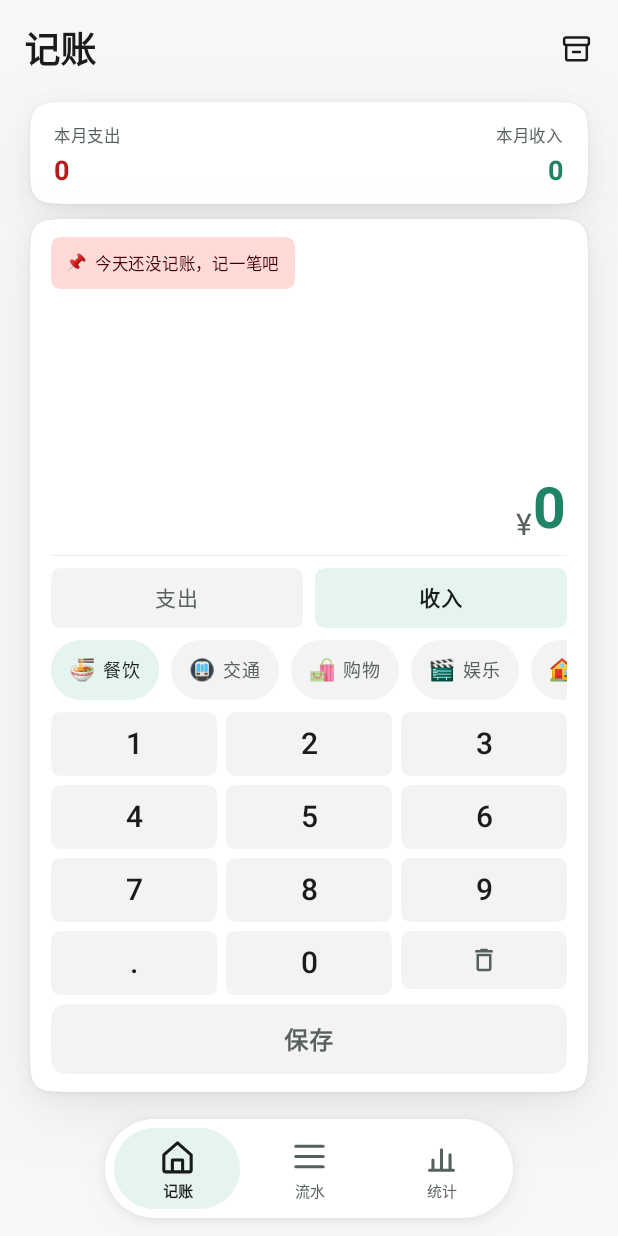
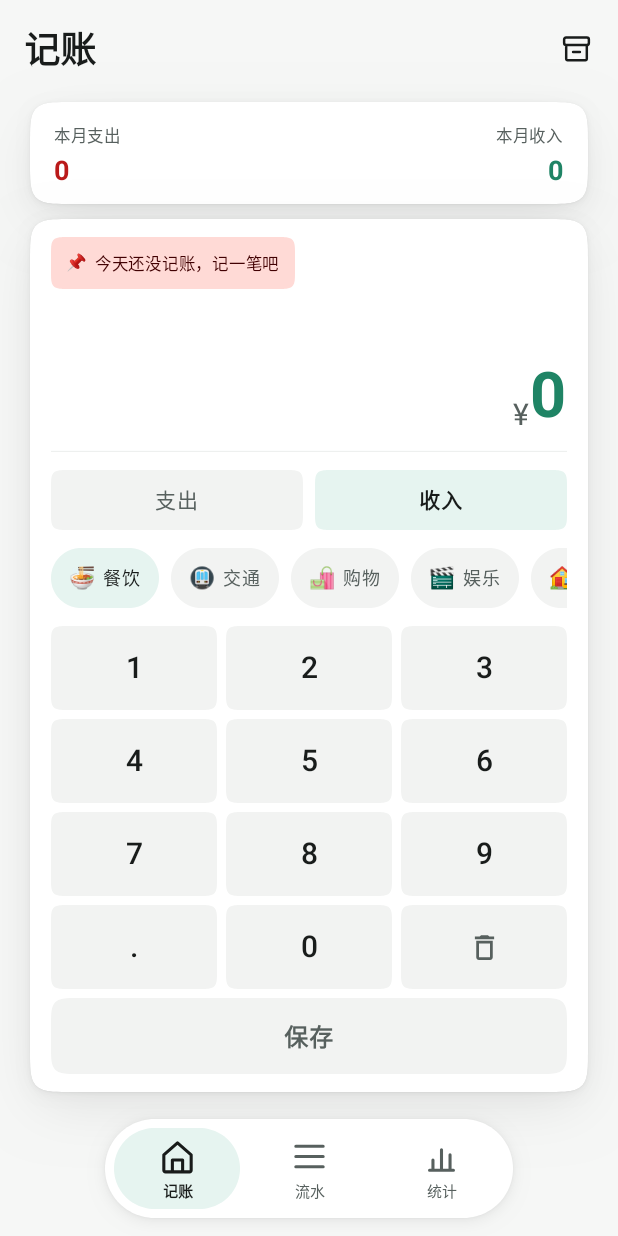
Before and after one commit to Metory-Z/LiCount, an Android app built with Jetpack Compose: the screen it shows after launch (MainActivity), after a tap on "收入", on a phone screen of 412 x 824 dp. Run offline under Robolectric (Android 15) with nearby library versions, the phone set to English and light mode, and no system bars; our stand-ins replace Room's generated code.

Commit message:
refactor: 键盘等高加高、长按退格清空、移除动态清空按钮

```diff
--- a/app/src/main/java/com/licount/ui/HomeScreen.kt
+++ b/app/src/main/java/com/licount/ui/HomeScreen.kt
@@ -57,17 +57,19 @@ fun HomeScreen(
             .padding(top = 4.dp, bottom = bottomInset)
     ) {
         // 可用高度偏小时整体降一档：优先保证键盘与保存完整可见
-        val compact = maxHeight < 560.dp
+        val compact = maxHeight < 600.dp
         val outerGap = if (compact) 6.dp else 10.dp
-        val innerGap = if (compact) 6.dp else 8.dp
+        // 卡内间距适度加大，把原本堆在金额上方的大片空白匀给控件之间
+        val innerGap = if (compact) 8.dp else 12.dp
         val cardPadding = if (compact) 10.dp else 12.dp
         val keyGap = if (compact) 4.dp else 6.dp
-        val keyPadding = if (compact) 6.dp else 9.dp
-        val savePadding = if (compact) 8.dp else 11.dp
+        // 键盘整行定高，退格键与数字键完全等高
+        val keyHeight = if (compact) 50.dp else 56.dp
+        val savePadding = if (compact) 9.dp else 13.dp
         val chipPadding = if (compact) 6.dp else 8.dp
-        val baseAmountSize = if (compact) 32.sp else 38.sp
+        val baseAmountSize = if (compact) 34.sp else 42.sp
         val amountFontSize = if (amountText.length > 8) {
-            if (compact) 26.sp else 30.sp
+            if (compact) 28.sp else 32.sp
         } else {
             baseAmountSize
         }
@@ -204,11 +206,6 @@ fun HomeScreen(
                             onClick = { isIncome = true },
                             modifier = Modifier.weight(1f)
                         )
-                        if (amountText.isNotEmpty()) {
-                            TextButton(onClick = { amountText = "" }) {
-                                Text("清空", fontSize = 13.sp)
-                            }
-                        }
                     }
 
                     // 分类：单行横向滑动，不再占两行、不再把内容撑出屏幕
@@ -233,9 +230,10 @@ fun HomeScreen(
                     NumPad(
                         canSave = canSave,
                         keyGap = keyGap,
-                        keyPadding = keyPadding,
+                        keyHeight = keyHeight,
                         savePadding = savePadding,
                         onInput = { key -> amountText = handleInput(amountText, key) },
+                        onLongDelete = { amountText = "" },
                         onSave = {
                             if (canSave) {
                                 // 收入记为负数，支出为正数
@@ -337,17 +335,28 @@ private fun CategoryChip(
 private fun NumPad(
     canSave: Boolean,
     keyGap: Dp,
-    keyPadding: Dp,
+    keyHeight: Dp,
     savePadding: Dp,
     onInput: (String) -> Unit,
+    onLongDelete: () -> Unit,
     onSave: () -> Unit
 ) {
     val keys = listOf("1", "2", "3", "4", "5", "6", "7", "8", "9", ".", "0", "⌫")
     Column(verticalArrangement = Arrangement.spacedBy(keyGap)) {
         keys.chunked(3).forEach { row ->
-            Row(horizontalArrangement = Arrangement.spacedBy(keyGap)) {
+            Row(
+                modifier = Modifier
+                    .fillMaxWidth()
+                    .height(keyHeight),
+                horizontalArrangement = Arrangement.spacedBy(keyGap)
+            ) {
                 row.forEach { key ->
-                    KeyButton(key, keyPadding, Modifier.weight(1f)) { onInput(key) }
+                    KeyButton(
+                        key = key,
+                        modifier = Modifier.weight(1f).fillMaxHeight(),
+                        onLongClick = if (key == "⌫") onLongDelete else null,
+                        onClick = { onInput(key) }
+                    )
                 }
             }
         }
@@ -386,28 +395,28 @@ private fun NumPad(
 @Composable
 private fun KeyButton(
     key: String,
-    verticalPadding: Dp,
     modifier: Modifier = Modifier,
+    onLongClick: (() -> Unit)? = null,
     onClick: () -> Unit
 ) {
     val isDelete = key == "⌫"
     PressSurface(
         onClick = onClick,
         shape = SquircleShape(ControlCorner),
-        modifier = modifier
+        modifier = modifier,
+        onLongClick = onLongClick
     ) {
         Box(
             modifier = Modifier
-                .fillMaxWidth()
-                .background(MaterialTheme.colorScheme.surfaceContainerHigh)
-                .padding(vertical = verticalPadding),
+                .fillMaxSize()
+                .background(MaterialTheme.colorScheme.surfaceContainerHigh),
             contentAlignment = Alignment.Center
         ) {
             if (isDelete) {
                 Icon(
                     Icons.Outlined.Delete,
-                    contentDescription = "删除",
-                    modifier = Modifier.size(20.dp),
+                    contentDescription = "删除（长按清空）",
+                    modifier = Modifier.size(22.dp),
                     tint = MaterialTheme.colorScheme.onSurfaceVariant
                 )
             } else {
--- a/app/src/main/java/com/licount/ui/PressSurface.kt
+++ b/app/src/main/java/com/licount/ui/PressSurface.kt
@@ -2,8 +2,10 @@ package com.licount.ui
 
 import androidx.compose.animation.core.animateFloatAsState
 import androidx.compose.animation.core.tween
+import androidx.compose.foundation.ExperimentalFoundationApi
 import androidx.compose.foundation.background
 import androidx.compose.foundation.clickable
+import androidx.compose.foundation.combinedClickable
 import androidx.compose.foundation.interaction.MutableInteractionSource
 import androidx.compose.foundation.interaction.collectIsPressedAsState
 import androidx.compose.foundation.layout.Box
@@ -17,6 +19,7 @@ import androidx.compose.ui.graphics.Shape
 import androidx.compose.ui.semantics.Role
 
 /** 对应 FlClash 的 PressSurface：按下时整块表面短促底色淡入，不是水波纹。 */
+@OptIn(ExperimentalFoundationApi::class)
 @Composable
 fun PressSurface(
     onClick: () -> Unit,
@@ -24,6 +27,7 @@ fun PressSurface(
     shape: Shape = SquircleShape(ControlCorner),
     enabled: Boolean = true,
     role: Role? = null,
+    onLongClick: (() -> Unit)? = null,
     content: @Composable () -> Unit
 ) {
     val interaction = remember { MutableInteractionSource() }
@@ -35,16 +39,30 @@ fun PressSurface(
     )
     val fill = MaterialTheme.colorScheme.onSurface.copy(alpha = 0.07f * alpha)
 
+    // 需要长按的按键（例如长按退格清空）走 combinedClickable，其余保持普通 clickable
+    val gestures = if (onLongClick != null) {
+        Modifier.combinedClickable(
+            interactionSource = interaction,
+            indication = null,
+            enabled = enabled,
+            role = role,
+            onClick = onClick,
+            onLongClick = onLongClick
+        )
+    } else {
+        Modifier.clickable(
+            interactionSource = interaction,
+            indication = null,
+            enabled = enabled,
+            role = role,
+            onClick = onClick
+        )
+    }
+
     Box(
         modifier
             .clip(shape)
-            .clickable(
-                interactionSource = interaction,
-                indication = null,
-                enabled = enabled,
-                role = role,
-                onClick = onClick
-            )
+            .then(gestures)
             .background(fill)
     ) { content() }
 }
```
